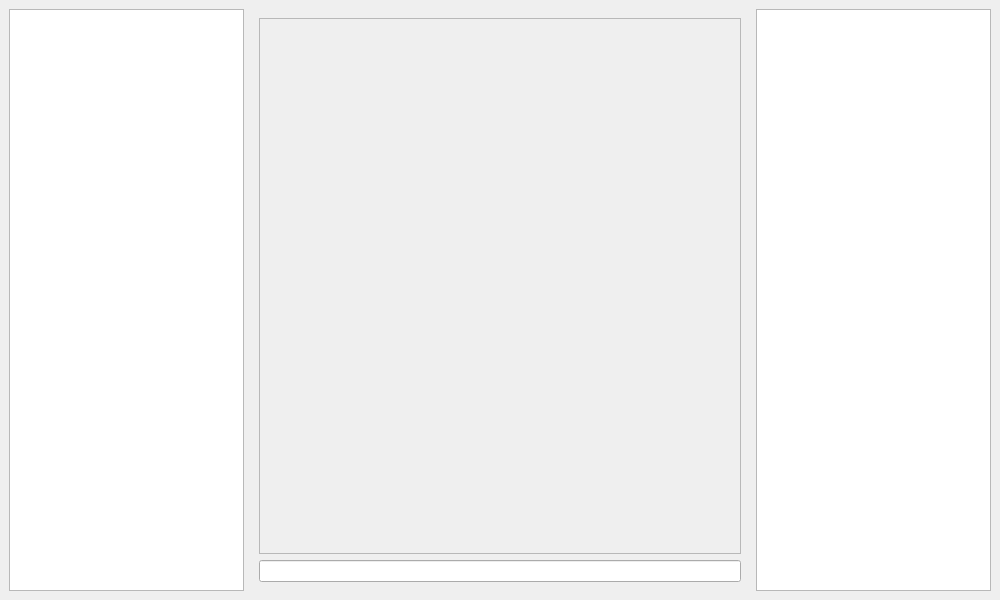
This is client/src/mainwindow.ui in SeppNel/Perry as Qt 5 draws it before an edit. The edited form follows.
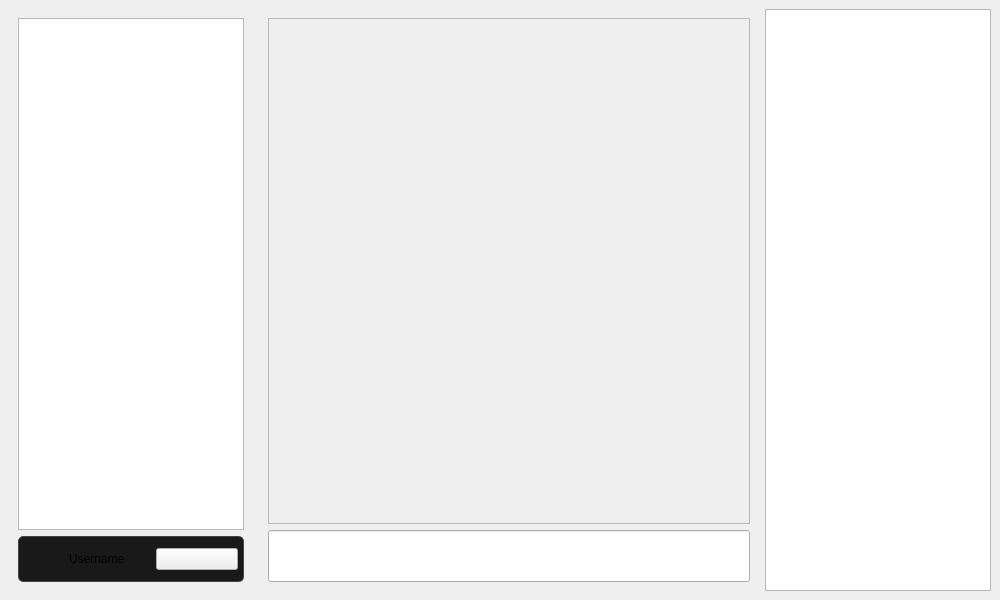
This is the edited form. Icons and pictures are not drawn.

Commit message: Add user bar and hang vc button

The edit to the form file:
```diff
--- a/client/src/mainwindow.ui
+++ b/client/src/mainwindow.ui
@@ -16,13 +16,116 @@
   <widget class="QWidget" name="centralwidget">
    <layout class="QHBoxLayout" name="horizontalLayout">
     <item>
-     <widget class="QListWidget" name="channelsList">
-      <property name="sizeIncrement">
-       <size>
-        <width>0</width>
-        <height>0</height>
-       </size>
-      </property>
+     <widget class="QWidget" name="widget" native="true">
+      <layout class="QVBoxLayout" name="verticalLayout_2">
+       <item>
+        <widget class="QListWidget" name="channelsList">
+         <property name="sizeIncrement">
+          <size>
+           <width>0</width>
+           <height>0</height>
+          </size>
+         </property>
+        </widget>
+       </item>
+       <item>
+        <widget class="QFrame" name="userBar">
+         <property name="sizePolicy">
+          <sizepolicy hsizetype="Preferred" vsizetype="Preferred">
+           <horstretch>0</horstretch>
+           <verstretch>0</verstretch>
+          </sizepolicy>
+         </property>
+         <property name="autoFillBackground">
+          <bool>false</bool>
+         </property>
+         <property name="styleSheet">
+          <string notr="true">#userBar{
+background-color: #191919;
+border-radius: 5px;
+border: 1px solid #444444;
+}</string>
+         </property>
+         <property name="frameShape">
+          <enum>QFrame::Shape::Panel</enum>
+         </property>
+         <property name="frameShadow">
+          <enum>QFrame::Shadow::Sunken</enum>
+         </property>
+         <property name="lineWidth">
+          <number>1</number>
+         </property>
+         <property name="midLineWidth">
+          <number>0</number>
+         </property>
+         <layout class="QHBoxLayout" name="horizontalLayout_2">
+          <property name="spacing">
+           <number>5</number>
+          </property>
+          <property name="leftMargin">
+           <number>5</number>
+          </property>
+          <property name="topMargin">
+           <number>2</number>
+          </property>
+          <property name="rightMargin">
+           <number>5</number>
+          </property>
+          <property name="bottomMargin">
+           <number>2</number>
+          </property>
+          <item>
+           <widget class="QLabel" name="avatarLabel">
+            <property name="minimumSize">
+             <size>
+              <width>40</width>
+              <height>40</height>
+             </size>
+            </property>
+            <property name="maximumSize">
+             <size>
+              <width>40</width>
+              <height>40</height>
+             </size>
+            </property>
+            <property name="text">
+             <string/>
+            </property>
+            <property name="scaledContents">
+             <bool>true</bool>
+            </property>
+           </widget>
+          </item>
+          <item>
+           <widget class="QLabel" name="username">
+            <property name="text">
+             <string>Username</string>
+            </property>
+           </widget>
+          </item>
+          <item>
+           <widget class="QPushButton" name="closeCall">
+            <property name="enabled">
+             <bool>true</bool>
+            </property>
+            <property name="text">
+             <string/>
+            </property>
+            <property name="icon">
+             <iconset theme="QIcon::ThemeIcon::CallStop"/>
+            </property>
+            <property name="iconSize">
+             <size>
+              <width>32</width>
+              <height>32</height>
+             </size>
+            </property>
+           </widget>
+          </item>
+         </layout>
+        </widget>
+       </item>
+      </layout>
      </widget>
     </item>
     <item>
@@ -57,7 +160,7 @@
             <x>0</x>
             <y>0</y>
             <width>484</width>
-            <height>534</height>
+            <height>514</height>
            </rect>
           </property>
           <layout class="QVBoxLayout" name="chatAreaLayout">
@@ -69,7 +172,17 @@
         </widget>
        </item>
        <item>
-        <widget class="QLineEdit" name="lineEdit"/>
+        <widget class="QLineEdit" name="lineEdit">
+         <property name="minimumSize">
+          <size>
+           <width>0</width>
+           <height>52</height>
+          </size>
+         </property>
+         <property name="frame">
+          <bool>true</bool>
+         </property>
+        </widget>
        </item>
       </layout>
      </widget>
```
The commit also changes 2 other files.
